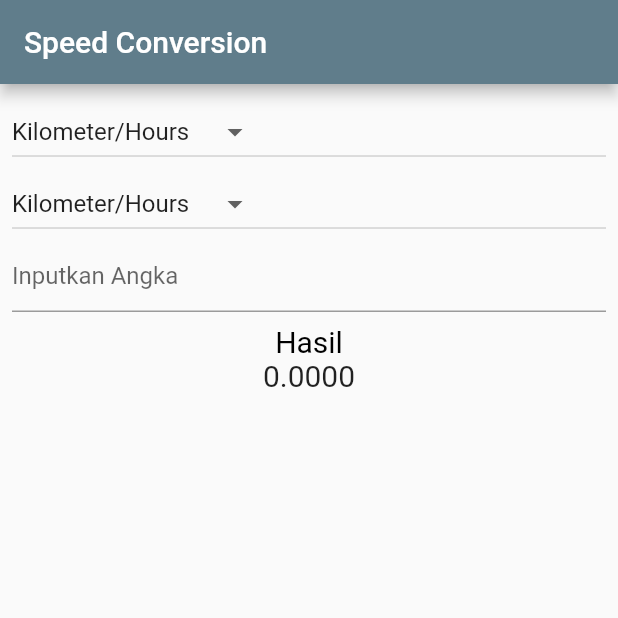
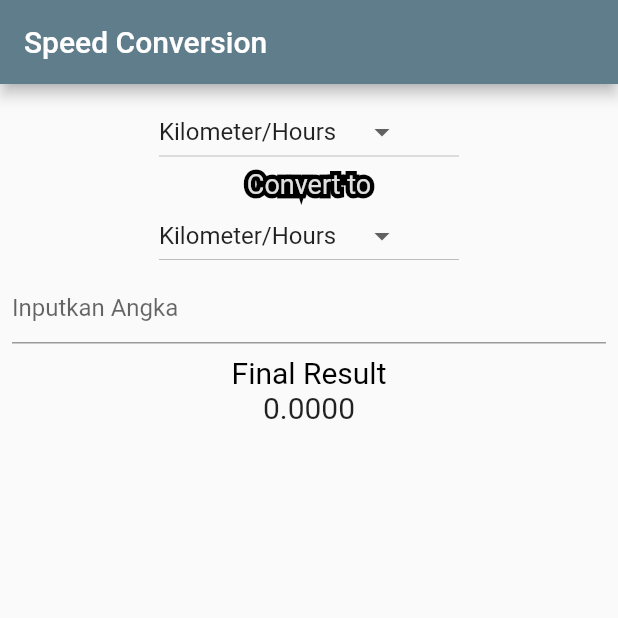
Before and after one commit to yusptar/kuis-1-pemrograman-mobile, a Flutter app: the screen it shows after launch, on a phone screen of 412 x 824 dp, the top half of it. Run offline on Flutter 3.47's test engine with Material 2 defaults, Android fonts, the light colour scheme and no system bars.

Commit message:
progress 2

```diff
--- /dev/null
+++ b/lib/converttext.dart
@@ -0,0 +1,31 @@
+import 'package:flutter/material.dart';
+
+class ConvertText extends StatelessWidget {
+  const ConvertText({
+    Key key,
+  }) : super(key: key);
+
+  @override
+  Widget build(BuildContext context) {
+    return Stack(
+      children: <Widget>[
+        Text(
+          'Convert to',
+          style: TextStyle(
+              fontSize: 18,
+              foreground: Paint()
+                ..style = PaintingStyle.stroke
+                ..strokeWidth = 6
+                ..color = Colors.black),
+        ),
+        Text(
+          'Convert to',
+          style: TextStyle(
+            fontSize: 18,
+            color: Colors.grey[300],
+          ),
+        ),
+      ],
+    );
+  }
+}
--- a/lib/dropdown.dart
+++ b/lib/dropdown.dart
@@ -14,7 +14,9 @@ class DropDownButton extends StatelessWidget {
 
   @override
   Widget build(BuildContext context) {
-    return DropdownButton<String>(
+    return SizedBox(
+      width: 200,
+      child: DropdownButton<String>(
         items: listItem.map((String value) {
           return DropdownMenuItem<String>(
             value: value,
@@ -23,6 +25,7 @@ class DropDownButton extends StatelessWidget {
         }).toList(),
         value: valueDropDown,
         onChanged: methodScript,
+      ),
     );
   }
 }
--- /dev/null
+++ b/lib/dropdown2.dart
@@ -0,0 +1,31 @@
+import 'package:flutter/material.dart';
+
+class DropDownButton2 extends StatelessWidget {
+  const DropDownButton2({
+    Key key,
+    @required this.listItem2,
+    @required this.methodScript2,
+    @required this.valueDropDown2,
+  }) : super(key: key);
+
+  final List<String> listItem2;
+  final Function methodScript2;
+  final String valueDropDown2;
+
+  @override
+  Widget build(BuildContext context) {
+    return SizedBox(
+      width: 200,
+      child: DropdownButton<String>(
+        items: listItem2.map((String value) {
+          return DropdownMenuItem<String>(
+            value: value,
+            child: Text(value),
+          );
+        }).toList(),
+        value: valueDropDown2,
+        onChanged: methodScript2,
+      ),
+    );
+  }
+}
--- a/lib/main.dart
+++ b/lib/main.dart
@@ -1,6 +1,8 @@
 import 'package:flutter/material.dart';
 import 'package:flutter/services.dart';
 import 'package:kuis1/result.dart';
+import 'converttext.dart';
+import 'dropdown2.dart';
 import 'input.dart';
 import 'dropdown.dart';
 
@@ -58,15 +60,19 @@ class MainSpeed extends State<SpeedConversion> {
         //listViewItem.add("$_valueDropDown : $_result");
       });
 
-  void onChanged(String changeValue) => setState(() {
+  void onChanged(String changeValue) {
+    setState(() {
       _valueDropDown = changeValue;
+    });
     rumusKecepatan();
+  }
+
+  void onChanged2(String changeValue) {
+    setState(() {
+      _valueDropDown2 = changeValue;
     });
-
-  void onChanged2(String changeValue) => setState(() {
-        _valueDropDown2 = changeValue;
     rumusKecepatan();
-      });
+  }
 
   @override
   Widget build(BuildContext context) {
@@ -84,26 +90,16 @@ class MainSpeed extends State<SpeedConversion> {
           margin: EdgeInsets.all(8),
           child: Column(
             children: [
-              SizedBox(
-                width: double.infinity,
-                child: DropDownButton(
+              DropDownButton(
                 listItem: List1,
                 valueDropDown: _valueDropDown,
                 methodScript: onChanged,
               ),
-              ),
-              SizedBox(
-                width: double.infinity,
-                child: DropdownButton<String>(
-                  items: List2.map((String value) {
-                    return DropdownMenuItem<String>(
-                      value: value,
-                      child: Text(value),
-                    );
-                  }).toList(),
-                  value: _valueDropDown2,
-                  onChanged: onChanged2,
-                ),
+              ConvertText(),
+              DropDownButton2(
+                listItem2: List2,
+                valueDropDown2: _valueDropDown2,
+                methodScript2: onChanged2,
               ),
               Input(SpeedController: Controller),
               Result(result: _result),
--- a/lib/result.dart
+++ b/lib/result.dart
@@ -16,7 +16,7 @@ class Result extends StatelessWidget {
         mainAxisAlignment: MainAxisAlignment.center,
         children: [
           Text(
-            'Hasil',
+            'Final Result',
             style: TextStyle(color: Colors.black, fontSize: 20),
           ),
           Text(
```
Lines whose indentation alone changed are shown as unchanged.
